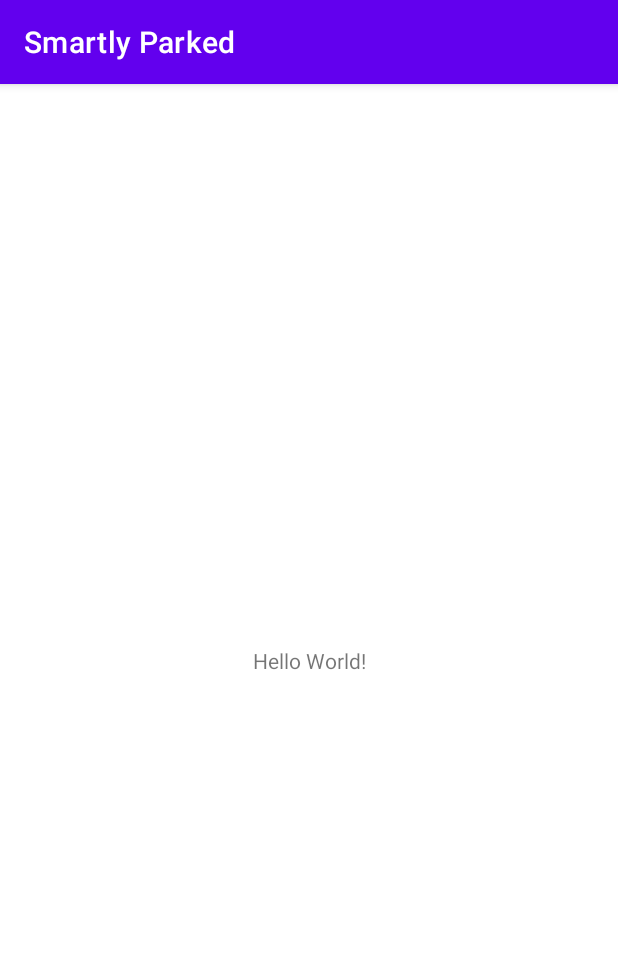
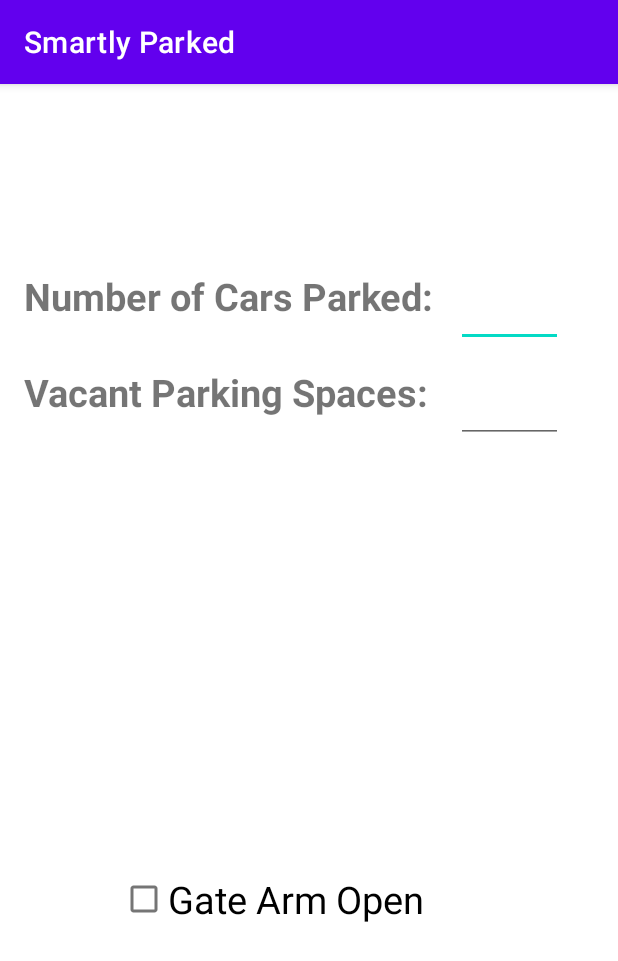
Before and after one commit to RameshNarayanGaire2430/SmartlyParked, an Android app: the screen it shows after launch (MainActivity), on a phone screen of 412 x 824 dp. Shown: the top 961 px of the screen. Run offline under Robolectric (Android 15) with nearby library versions, the light colour scheme and no system bars.

Commit message:
main activity updated

```diff
--- a/app/build.gradle
+++ b/app/build.gradle
@@ -4,12 +4,12 @@ plugins {
 
 android {
     namespace 'com.smartly.parked'
-    compileSdk 32
+    compileSdk 33
 
     defaultConfig {
         applicationId "com.smartly.parked"
         minSdk 26
-        targetSdk 32
+        targetSdk 33
         versionCode 1
         versionName "1.0"
 
--- a/app/src/main/AndroidManifest.xml
+++ b/app/src/main/AndroidManifest.xml
@@ -11,7 +11,7 @@
         android:roundIcon="@mipmap/ic_launcher_round"
         android:supportsRtl="true"
         android:theme="@style/Theme.SmartlyParked"
-        tools:targetApi="31">
+        tools:targetApi="33">
         <activity
             android:name=".MainActivity"
             android:exported="true">
--- a/app/src/main/res/layout/activity_main.xml
+++ b/app/src/main/res/layout/activity_main.xml
@@ -6,13 +6,62 @@
     android:layout_height="match_parent"
     tools:context=".MainActivity">
 
-    <TextView
-        android:layout_width="wrap_content"
-        android:layout_height="wrap_content"
-        android:text="Hello World!"
-        app:layout_constraintBottom_toBottomOf="parent"
-        app:layout_constraintEnd_toEndOf="parent"
+    <CheckBox
+        android:id="@+id/checkBox"
+        android:layout_width="250dp"
+        android:layout_height="79dp"
+        android:layout_marginStart="80dp"
+        android:layout_marginTop="504dp"
+        android:text="Gate Arm Open"
+        android:textSize="25dp"
         app:layout_constraintStart_toStartOf="parent"
         app:layout_constraintTop_toTopOf="parent" />
 
+    <TextView
+        android:id="@+id/carpark"
+        android:layout_width="289dp"
+        android:layout_height="51dp"
+        android:layout_marginStart="16dp"
+        android:layout_marginTop="124dp"
+        android:text="Number of Cars Parked: "
+        android:textSize="25dp"
+        android:textStyle="bold"
+        app:layout_constraintStart_toStartOf="parent"
+        app:layout_constraintTop_toTopOf="parent" />
+
+    <EditText
+        android:id="@+id/carparkNum"
+        android:layout_width="71dp"
+        android:layout_height="51dp"
+        android:layout_marginStart="304dp"
+        android:layout_marginTop="124dp"
+        android:text=""
+        android:textSize="25dp"
+        android:textStyle="bold"
+        app:layout_constraintStart_toStartOf="parent"
+        app:layout_constraintTop_toTopOf="parent" />
+
+    <TextView
+        android:id="@+id/parkspace"
+        android:layout_width="289dp"
+        android:layout_height="51dp"
+        android:layout_marginStart="16dp"
+        android:layout_marginTop="188dp"
+        android:text="Vacant Parking Spaces: "
+        android:textSize="25dp"
+        android:textStyle="bold"
+        app:layout_constraintStart_toStartOf="parent"
+        app:layout_constraintTop_toTopOf="parent" />
+
+    <EditText
+        android:id="@+id/parkspaceNum"
+        android:layout_width="71dp"
+        android:layout_height="51dp"
+        android:layout_marginStart="304dp"
+        android:layout_marginTop="188dp"
+        android:text=""
+        android:textSize="25dp"
+        android:textStyle="bold"
+        app:layout_constraintStart_toStartOf="parent"
+        app:layout_constraintTop_toTopOf="parent" />
 </androidx.constraintlayout.widget.ConstraintLayout>
```
